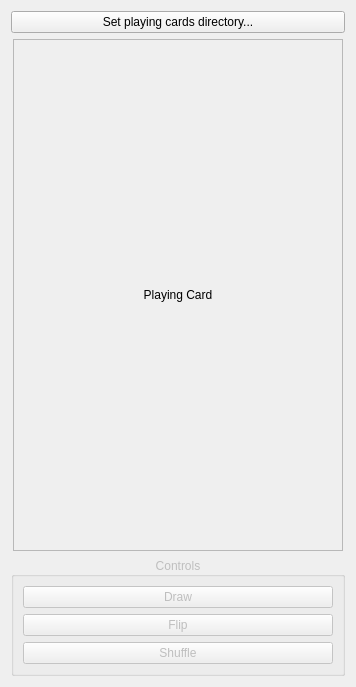
Qt form src/frontend/qt_sdl/PlayingCardsDialog.ui (melonDS-emu/melonDS) before a commit.
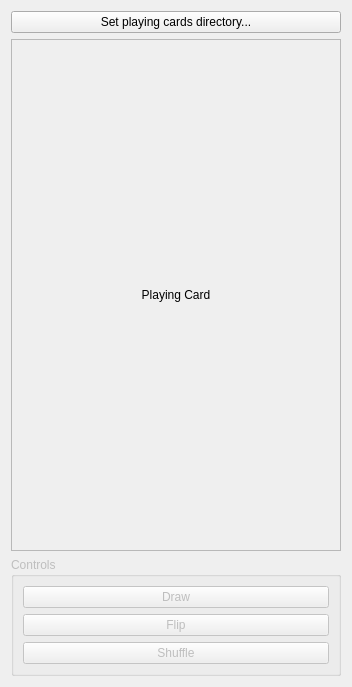
The same form after that commit.

Commit message: Fix playing card frame growing with every redraw

Diff of the .ui file:
```diff
--- a/src/frontend/qt_sdl/PlayingCardsDialog.ui
+++ b/src/frontend/qt_sdl/PlayingCardsDialog.ui
@@ -25,12 +25,6 @@
    </property>
    <item row="2" column="0" alignment="Qt::AlignHCenter|Qt::AlignTop">
     <widget class="QLabel" name="playingCardLabel">
-     <property name="sizePolicy">
-      <sizepolicy hsizetype="Fixed" vsizetype="Fixed">
-       <horstretch>0</horstretch>
-       <verstretch>0</verstretch>
-      </sizepolicy>
-     </property>
      <property name="minimumSize">
       <size>
        <width>330</width>
@@ -39,8 +33,8 @@
      </property>
      <property name="maximumSize">
       <size>
-       <width>4500</width>
-       <height>7000</height>
+       <width>330</width>
+       <height>512</height>
       </size>
      </property>
      <property name="frameShape">
@@ -62,36 +56,12 @@
      <property name="enabled">
       <bool>false</bool>
      </property>
-     <property name="sizePolicy">
-      <sizepolicy hsizetype="Fixed" vsizetype="Fixed">
-       <horstretch>0</horstretch>
-       <verstretch>0</verstretch>
-      </sizepolicy>
-     </property>
-     <property name="minimumSize">
-      <size>
-       <width>330</width>
-       <height>0</height>
-      </size>
-     </property>
      <property name="title">
       <string>Controls</string>
      </property>
-     <property name="alignment">
-      <set>Qt::AlignCenter</set>
-     </property>
      <layout class="QVBoxLayout" name="verticalLayout">
-      <property name="sizeConstraint">
-       <enum>QLayout::SetFixedSize</enum>
-      </property>
       <item>
        <widget class="QPushButton" name="drawPushButton">
-        <property name="minimumSize">
-         <size>
-          <width>310</width>
-          <height>0</height>
-         </size>
-        </property>
         <property name="whatsThis">
          <string>Draws a card, removing it from the deck until next shuffled.</string>
         </property>
@@ -131,12 +101,6 @@
        <verstretch>0</verstretch>
       </sizepolicy>
      </property>
-     <property name="minimumSize">
-      <size>
-       <width>300</width>
-       <height>0</height>
-      </size>
-     </property>
      <property name="whatsThis">
       <string>Opens a file selection dialog to set the playing cards base directory. It must contain two folders, &quot;front&quot; and &quot;back&quot;, each containing 54 card images (52 standard cards and 2 jokers) with matching file names.</string>
      </property>
```
